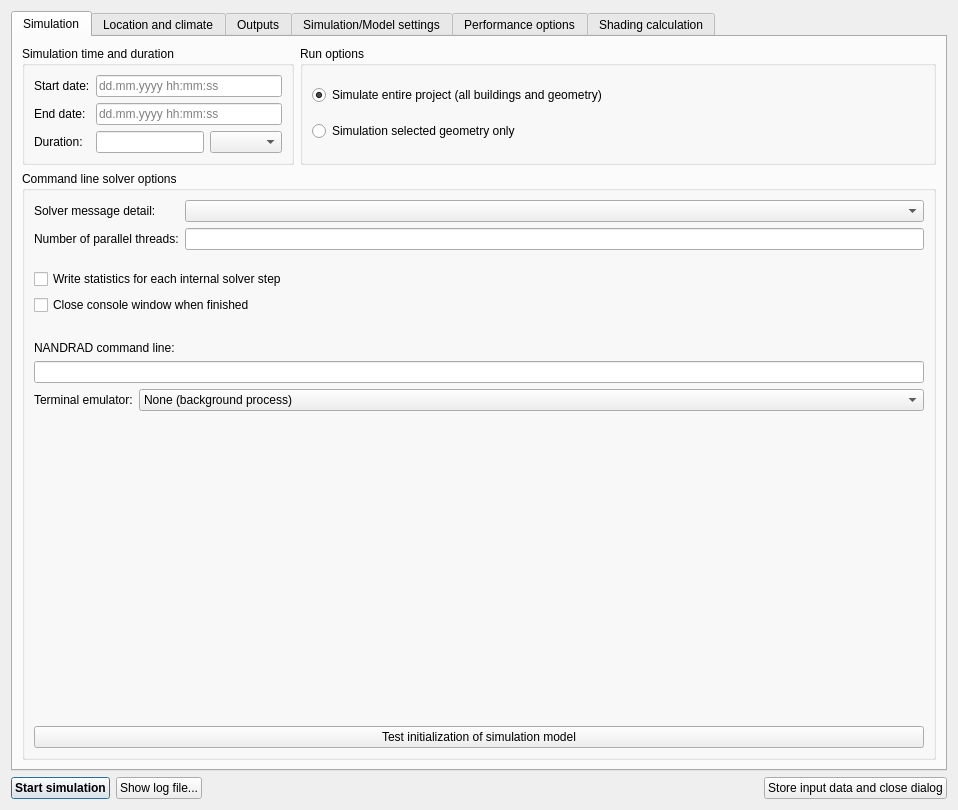
Old version of the form SIM-VICUS/src/SVSimulationStartNandrad.ui in the repository ghorwin/SIM-VICUS.
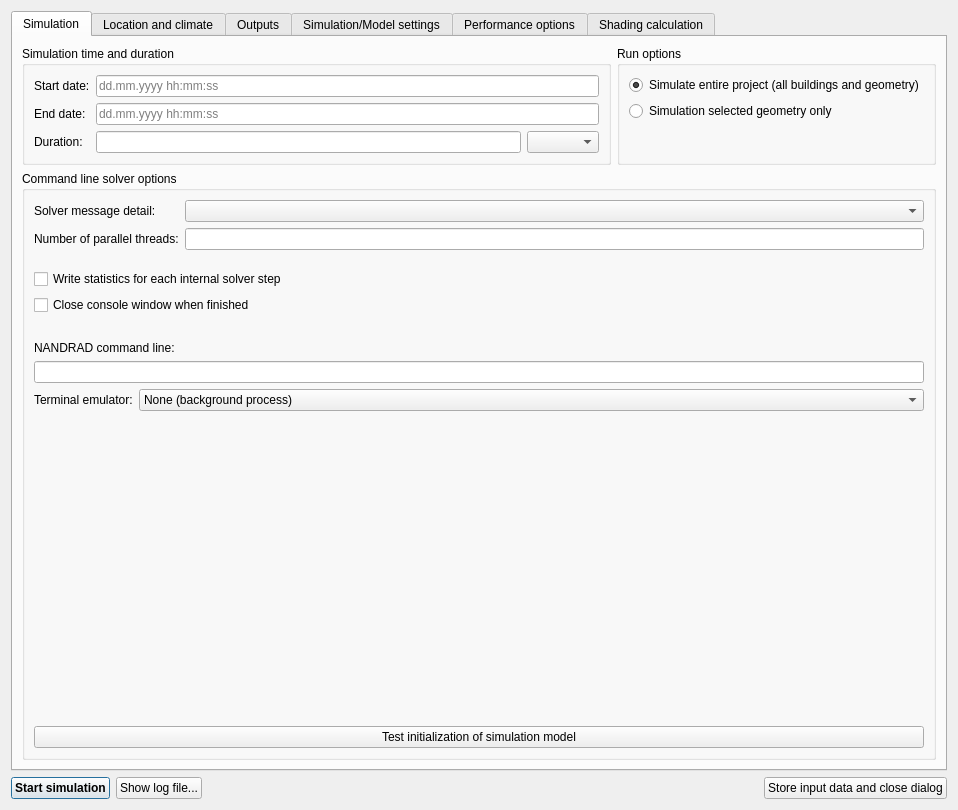
New version of the form. The open tabs and pages were chosen to show the change. Custom widgets are drawn as their Qt base class.

Commit message: Some more finetuning in shading calculation widget.

Patch:
```diff
--- a/SIM-VICUS/src/SVSimulationStartNandrad.ui
+++ b/SIM-VICUS/src/SVSimulationStartNandrad.ui
@@ -23,7 +23,7 @@
       <attribute name="title">
        <string>Simulation</string>
       </attribute>
-      <layout class="QGridLayout" name="gridLayout_4" columnstretch="0,1">
+      <layout class="QGridLayout" name="gridLayout_4" rowstretch="0,1">
        <item row="0" column="0">
         <widget class="QGroupBox" name="groupBoxSimulationTimeFrame">
          <property name="title">
@@ -126,11 +126,11 @@
              <enum>Qt::Vertical</enum>
             </property>
             <property name="sizeType">
-             <enum>QSizePolicy::Preferred</enum>
+             <enum>QSizePolicy::MinimumExpanding</enum>
             </property>
             <property name="sizeHint" stdset="0">
              <size>
-              <width>20</width>
+              <width>50</width>
               <height>0</height>
              </size>
             </property>
```
Left out of the diff: 2 changed lines with no effect on the pictures. The commit also changes 5 other files.
